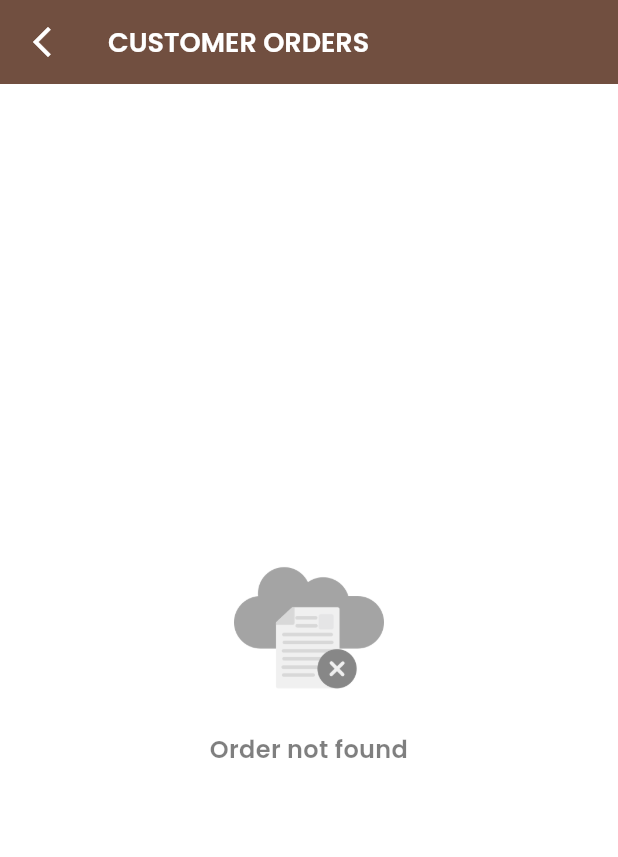
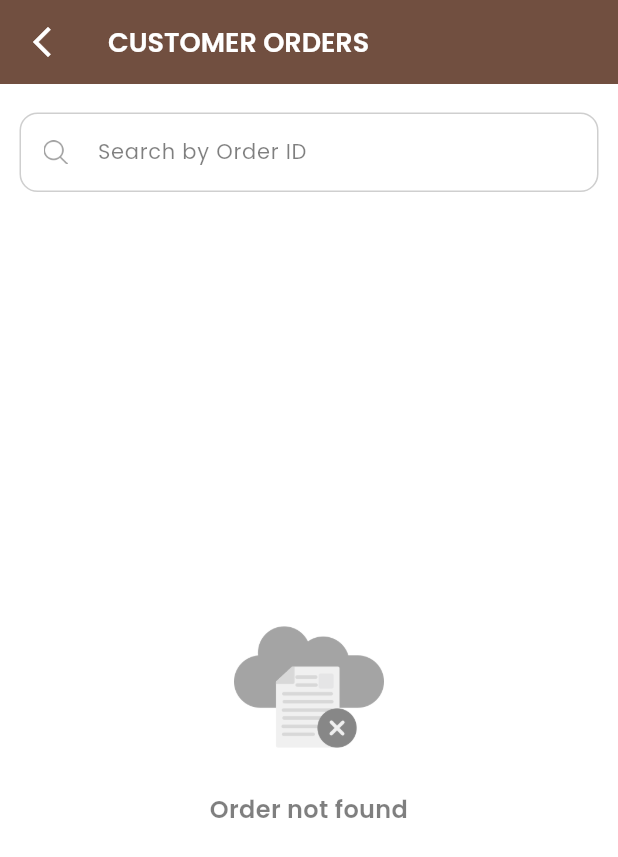
Before and after one commit to khansameer/ecom_web_admin_panel, a Flutter app: the CustomerOrderPage screen opened directly with empty values, on a phone screen of 412 x 824 dp. Shown: the top 857 px of the screen. Run offline on Flutter 3.47's test engine with Material 3 defaults, Android fonts, the phone set to English and light mode, and no system bars; our stand-ins replace cached_network_image, carousel_slider, connectivity_plus, dropdown_button2, firebase_core, firebase_messaging and 9 more; missing offline and left inert: custom_date_range_picker; accounts and stored records are empty; network calls fail; statements that could not run were skipped.

Commit message:
bug fixed

```diff
--- a/lib/feature/customer_details/customer_order_page.dart
+++ b/lib/feature/customer_details/customer_order_page.dart
@@ -1,15 +1,15 @@
 import 'package:flutter/cupertino.dart';
 import 'package:flutter/material.dart';
-import 'package:neeknots/core/color/color_utils.dart';
 import 'package:neeknots/core/component/component.dart';
 import 'package:neeknots/core/component/context_extension.dart';
 import 'package:neeknots/core/component/date_utils.dart';
-import 'package:neeknots/core/string/string_utils.dart';
 import 'package:neeknots/feature/dashboard/order_widget/common_order_widget.dart';
 import 'package:neeknots/main.dart';
 import 'package:neeknots/provider/order_provider.dart';
 import 'package:neeknots/routes/app_routes.dart';
 import 'package:provider/provider.dart';
+
+import '../../core/image/image_utils.dart';
 
 class CustomerOrderPage extends StatefulWidget {
   final String customerId;
@@ -43,17 +43,82 @@ class _CustomerOrderPageState extends State<CustomerOrderPage> {
           builder: (context, provider, child) {
             return Stack(
               children: [
-                provider.isFetching
+                Column(
+                  children: [
+                    Padding(
+                      padding: const EdgeInsets.only(
+                        top: 18.0,
+                        left: 12,
+                        bottom: 8,
+                        right: 12,
+                      ),
+                      child: commonTextField(
+                        hintText: "Search by Order ID",
+                        prefixIcon: commonPrefixIcon(
+                          image: icProductSearch,
+                          width: 16,
+                          height: 16,
+                        ),
+
+                        /*  suffixIcon: IconButton(
+                              icon: commonPrefixIcon(
+                                image: icProductFilter,
+                                width: 20,
+                                height: 20,
+                              ),
+                              onPressed: () {
+                                final filters = [
+                                  FilterItem(
+                                    label: "Status",
+                                    options: [
+                                      "All",
+                                      "Authorized",
+                                      "Paid",
+                                      "Partially Paid",
+                                      "Refunded",
+                                      "Voided",
+                                    ],
+                                    selectedValue: provider.selectedStatus
+                                        .toString()
+                                        .toCapitalize(), // 👈 provider से लो
+                                  ),
+                                ];
+
+                                showCommonFilterDialog(
+                                  context: context,
+                                  title: "Filter Orders",
+                                  filters: filters,
+                                  onReset: () {
+                                    provider.getOrderList(financialStatus: null);
+                                    // provider.filterByStatus("All"); // reset
+                                  },
+                                  onApply: () {
+                                    final selectedStatus = filters.first.selectedValue
+                                        .toLowerCase();
+
+                                    provider.filterByStatus(selectedStatus);
+                                  },
+                                );
+                              },
+                            ),*/
+                        onChanged: (value) => provider.setSearchQuery(value),
+                      ),
+                    ),
+                    Expanded(
+                      child: provider.isFetching
                           ? SizedBox.shrink()
-                    : provider.customerOrders.isNotEmpty
+                          : provider.filterCustomerOrderList.isNotEmpty
                           ? ListView.builder(
                               shrinkWrap: true,
                               // padding: const EdgeInsets.all(4),
-                        itemCount: provider.customerOrders.length,
+                              itemCount:
+                                  provider.filterCustomerOrderList.length,
                               // null to [] convert
                               itemBuilder: (context, index) {
-                          if (index < provider.customerOrders.length) {
-                            var data = provider.customerOrders[index];
+                                if (index <
+                                    provider.filterCustomerOrderList.length) {
+                                  var data =
+                                      provider.filterCustomerOrderList[index];
                                   return commonOrderView(
                                     invisibleCustomer: false,
                                     margin: const EdgeInsets.symmetric(
@@ -66,8 +131,11 @@ class _CustomerOrderPageState extends State<CustomerOrderPage> {
                                         arguments: data,
                                       );
                                     },
-                              colorTextStatus: provider.getPaymentStatusColor(
-                                data.financialStatus.toString().toCapitalize(),
+                                    colorTextStatus: provider
+                                        .getPaymentStatusColor(
+                                          data.financialStatus
+                                              .toString()
+                                              .toCapitalize(),
                                         ),
                                     decoration: commonBoxDecoration(
                                       borderRadius: 4,
@@ -83,7 +151,8 @@ class _CustomerOrderPageState extends State<CustomerOrderPage> {
 
                                     image: data.name ?? '',
 
-                              productName: '${data.lineItems?.length} Items',
+                                    productName:
+                                        '${data.lineItems?.length} Items',
                                     status: data.financialStatus
                                         .toString()
                                         .toCapitalize(),
@@ -99,7 +168,8 @@ class _CustomerOrderPageState extends State<CustomerOrderPage> {
                                   if (provider.searchQuery.isEmpty &&
                                       provider.hasMore) {
                                     // Trigger next page
-                              WidgetsBinding.instance.addPostFrameCallback((_) {
+                                    WidgetsBinding.instance
+                                        .addPostFrameCallback((_) {
                                           provider.getOrderList();
                                         });
 
@@ -119,6 +189,10 @@ class _CustomerOrderPageState extends State<CustomerOrderPage> {
                               },
                             )
                           : commonErrorView(text: "Order not found"),
+                    ),
+                  ],
+                ),
+
                 provider.isFetching ? showLoaderList() : SizedBox.shrink(),
               ],
             );
--- a/lib/main.dart
+++ b/lib/main.dart
@@ -69,8 +69,6 @@ Future<void> main() async {
     NotificationService.firebaseMessagingBackgroundHandler,
   );
 
- // FirebaseMessaging.onBackgroundMessage(_firebaseMessagingBackgroundHandler);
-
   runApp(
     MultiProvider(
       providers: providers,
@@ -87,7 +85,6 @@ class MyApp extends StatelessWidget {
   @override
   Widget build(BuildContext context) {
     final themeProvider = Provider.of<ThemeProvider>(context);
-
     return MaterialApp(
       scaffoldMessengerKey: rootScaffoldMessengerKey,
       navigatorKey: navigatorKey,
--- a/lib/routes/route_generator.dart
+++ b/lib/routes/route_generator.dart
@@ -1,16 +1,14 @@
 import 'package:flutter/material.dart';
-import 'package:neeknots/feature/customer_details/customer_order_page.dart';
-import 'package:neeknots/feature/sales_details_screen.dart';
 import 'package:neeknots/feature/change_password/change_password_screen.dart';
 import 'package:neeknots/feature/customer_details/customer_detail_page.dart';
+import 'package:neeknots/feature/customer_details/customer_order_page.dart';
 import 'package:neeknots/feature/edit_profile/edit_profile_screen.dart';
 import 'package:neeknots/feature/notification/notification_screen.dart';
 import 'package:neeknots/feature/order_details/order_details_screen.dart';
 import 'package:neeknots/feature/product_details/add_product_screen.dart';
 import 'package:neeknots/feature/product_details/product_details_screen.dart';
+import 'package:neeknots/feature/sales_details_screen.dart';
 import 'package:neeknots/feature/total_order_screen.dart';
-
-import 'package:neeknots/models/product_model.dart';
 import 'package:neeknots/models/customer_model.dart';
 
 import '../feature/dashboard/dashboard_screen.dart';
--- a/lib/service/api_config.dart
+++ b/lib/service/api_config.dart
@@ -12,5 +12,5 @@ class ApiConfig {
   static const totalOrderUrl = '$baseUrl/orders/count.json';
   static const getImageUrl = '$baseUrl/products';
   static const getCustomerImage = '$baseUrl/customers';
-  static const getOrderById= '$baseUrl/orders';
+  static const getOrderById = '$baseUrl/orders';
 }
```
Also changed, not shown: lib/provider/order_provider.dart (+13 -37 lines), lib/provider/product_provider.dart (+6 -11 lines). Lines whose indentation alone changed are shown as unchanged.
